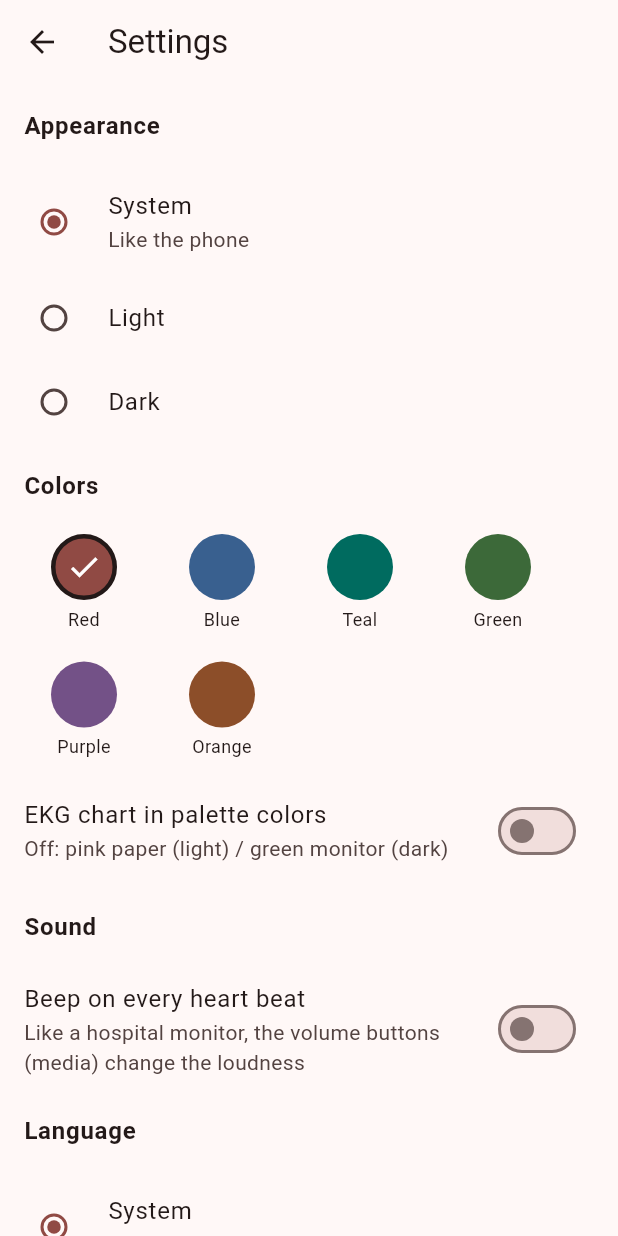
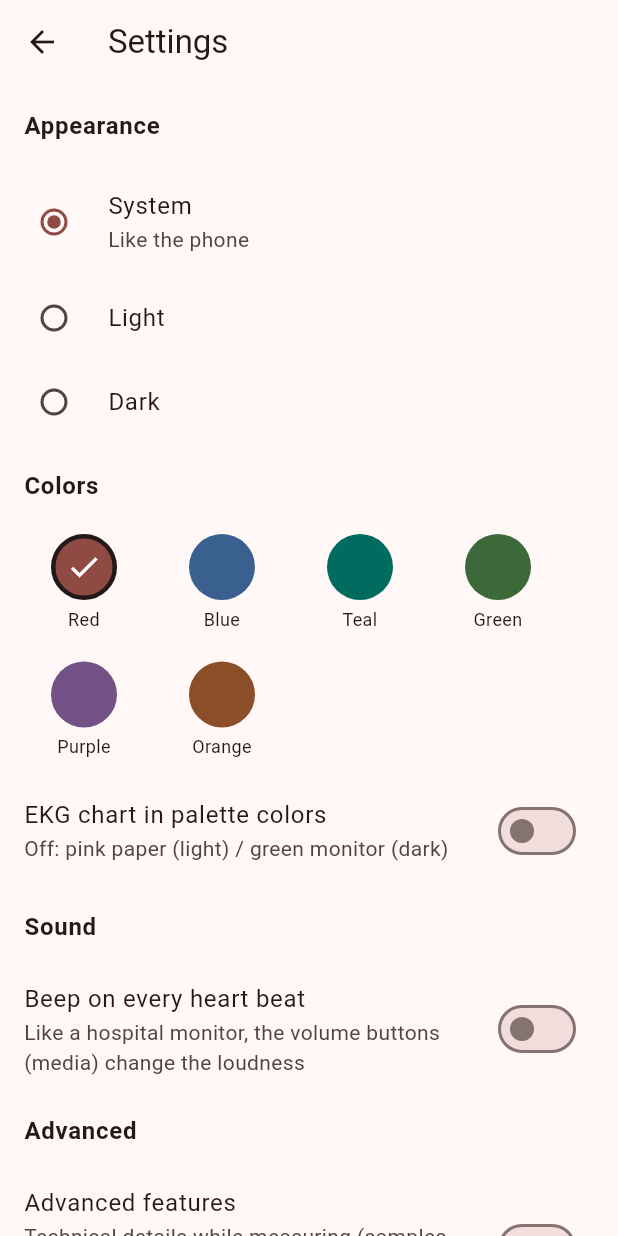
Before and after one commit to MV7567/ekg-flutter-app, a Flutter app: the screen it shows after launch, after a tap on "Settings", on a phone screen of 412 x 824 dp. Run offline on Flutter 3.47's test engine with Material 3 defaults, Android fonts, the phone set to English and light mode, and no system bars; our stand-ins replace device_info_plus, flutter_blue_plus, pdf, permission_handler, share_plus, shared_preferences and 1 more.

Commit message:
fixes and dev settings

```diff
--- a/lib/l10n/app_en.arb
+++ b/lib/l10n/app_en.arb
@@ -43,6 +43,9 @@
   "settingsSound": "Sound",
   "settingsBeepOnBeat": "Beep on every heart beat",
   "settingsBeepOnBeatHint": "Like a hospital monitor, the volume buttons (media) change the loudness",
+  "settingsAdvanced": "Advanced",
+  "settingsAdvancedFeatures": "Advanced features",
+  "settingsAdvancedFeaturesHint": "Technical details while measuring (samples, packets, dBm, file path) and the test signal without the device",
   "paletteRed": "Red",
   "paletteBlue": "Blue",
   "paletteTeal": "Teal",
@@ -92,6 +95,10 @@
   "@deviceLostPackets": {"placeholders": {"count": {"type": "int"}}},
   "deviceSignalStrength": "BLE signal: {rssi} dBm ({level})",
   "@deviceSignalStrength": {"placeholders": {"rssi": {"type": "int"}, "level": {"type": "String"}}},
+  "deviceSignalLevel": "BLE signal: {level}",
+  "@deviceSignalLevel": {"placeholders": {"level": {"type": "String"}}},
+  "deviceSomeDataLost": "Some data did not arrive, move the phone closer to the device",
+  "deviceRecordingSaved": "Recording saved, you will find it in the list of recordings",
   "signalStrong": "strong",
   "signalFair": "fair",
   "signalWeak": "weak – move the phone closer",
@@ -119,8 +126,8 @@
   "reportNote": "Note",
   "reportEkg": "EKG ({speed} mm/s, {gain} mm/mV, filtered 0.5–40 Hz)",
   "@reportEkg": {"placeholders": {"speed": {"type": "int"}, "gain": {"type": "int"}}},
-  "reportFirstSeconds": "The first {seconds} s of the recording.",
-  "@reportFirstSeconds": {"placeholders": {"seconds": {"type": "int"}}},
+  "reportStripsRange": "{from} – {to} of the recording, the first {skipped} s are left out (the signal settles after START).",
+  "@reportStripsRange": {"placeholders": {"from": {"type": "String"}, "to": {"type": "String"}, "skipped": {"type": "int"}}},
   "reportDisclaimer": "Made with a student project, not a medical device – not for diagnosis.",
   "reportError": "Could not create the report: {error}",
   "@reportError": {"placeholders": {"error": {"type": "String"}}},
--- a/lib/l10n/app_localizations.dart
+++ b/lib/l10n/app_localizations.dart
@@ -308,6 +308,24 @@ abstract class AppLocalizations {
   /// **'Like a hospital monitor, the volume buttons (media) change the loudness'**
   String get settingsBeepOnBeatHint;
 
+  /// No description provided for @settingsAdvanced.
+  ///
+  /// In en, this message translates to:
+  /// **'Advanced'**
+  String get settingsAdvanced;
+
+  /// No description provided for @settingsAdvancedFeatures.
+  ///
+  /// In en, this message translates to:
+  /// **'Advanced features'**
+  String get settingsAdvancedFeatures;
+
+  /// No description provided for @settingsAdvancedFeaturesHint.
+  ///
+  /// In en, this message translates to:
+  /// **'Technical details while measuring (samples, packets, dBm, file path) and the test signal without the device'**
+  String get settingsAdvancedFeaturesHint;
+
   /// No description provided for @paletteRed.
   ///
   /// In en, this message translates to:
@@ -554,6 +572,24 @@ abstract class AppLocalizations {
   /// **'BLE signal: {rssi} dBm ({level})'**
   String deviceSignalStrength(int rssi, String level);
 
+  /// No description provided for @deviceSignalLevel.
+  ///
+  /// In en, this message translates to:
+  /// **'BLE signal: {level}'**
+  String deviceSignalLevel(String level);
+
+  /// No description provided for @deviceSomeDataLost.
+  ///
+  /// In en, this message translates to:
+  /// **'Some data did not arrive, move the phone closer to the device'**
+  String get deviceSomeDataLost;
+
+  /// No description provided for @deviceRecordingSaved.
+  ///
+  /// In en, this message translates to:
+  /// **'Recording saved, you will find it in the list of recordings'**
+  String get deviceRecordingSaved;
+
   /// No description provided for @signalStrong.
   ///
   /// In en, this message translates to:
@@ -674,11 +710,11 @@ abstract class AppLocalizations {
   /// **'EKG ({speed} mm/s, {gain} mm/mV, filtered 0.5–40 Hz)'**
   String reportEkg(int speed, int gain);
 
-  /// No description provided for @reportFirstSeconds.
+  /// No description provided for @reportStripsRange.
   ///
   /// In en, this message translates to:
-  /// **'The first {seconds} s of the recording.'**
-  String reportFirstSeconds(int seconds);
+  /// **'{from} – {to} of the recording, the first {skipped} s are left out (the signal settles after START).'**
+  String reportStripsRange(String from, String to, int skipped);
 
   /// No description provided for @reportDisclaimer.
   ///
--- a/lib/l10n/app_localizations_en.dart
+++ b/lib/l10n/app_localizations_en.dart
@@ -120,6 +120,16 @@ class AppLocalizationsEn extends AppLocalizations {
   @override
   String get settingsBeepOnBeatHint =>
       'Like a hospital monitor, the volume buttons (media) change the loudness';
+
+  @override
+  String get settingsAdvanced => 'Advanced';
+
+  @override
+  String get settingsAdvancedFeatures => 'Advanced features';
+
+  @override
+  String get settingsAdvancedFeaturesHint =>
+      'Technical details while measuring (samples, packets, dBm, file path) and the test signal without the device';
 
   @override
   String get paletteRed => 'Red';
@@ -264,6 +274,19 @@ class AppLocalizationsEn extends AppLocalizations {
   }
 
   @override
+  String deviceSignalLevel(String level) {
+    return 'BLE signal: $level';
+  }
+
+  @override
+  String get deviceSomeDataLost =>
+      'Some data did not arrive, move the phone closer to the device';
+
+  @override
+  String get deviceRecordingSaved =>
+      'Recording saved, you will find it in the list of recordings';
+
+  @override
   String get signalStrong => 'strong';
 
   @override
@@ -338,8 +361,8 @@ class AppLocalizationsEn extends AppLocalizations {
   }
 
   @override
-  String reportFirstSeconds(int seconds) {
-    return 'The first $seconds s of the recording.';
+  String reportStripsRange(String from, String to, int skipped) {
+    return '$from – $to of the recording, the first $skipped s are left out (the signal settles after START).';
   }
 
   @override
--- a/lib/screens/home_screen.dart
+++ b/lib/screens/home_screen.dart
@@ -1,6 +1,6 @@
-import 'package:flutter/foundation.dart';   // kDebugMode
 import 'package:flutter/material.dart';
 import '../l10n/app_localizations.dart';
+import '../settings/app_settings.dart';   // advancedFeatures: the test signal button
 import 'device_screen.dart';
 import 'instructions_screen.dart';
 import 'recordings_screen.dart';
@@ -68,14 +68,20 @@ class HomeScreen extends StatelessWidget {
                   ),
 
                   // debug builds only, like the 🧪 in the scanner
-                  if (kDebugMode) ...[
-                    const SizedBox(height: 24),
-                    TextButton.icon(
-                      icon: const Icon(Icons.science),
-                      label: Text(t.homeTestSignal),
-                      onPressed: () => _open(context, const DeviceScreen.testSignal()),
-                    ),
-                  ],
+                  // ListenableBuilder: appears / disappears at once when the setting changes
+                  ListenableBuilder(
+                    listenable: AppSettings.instance,
+                    builder: (context, _) => !AppSettings.instance.advancedFeatures
+                        ? const SizedBox.shrink()
+                        : Padding(
+                            padding: const EdgeInsets.only(top: 24),
+                            child: TextButton.icon(
+                              icon: const Icon(Icons.science),
+                              label: Text(t.homeTestSignal),
+                              onPressed: () => _open(context, const DeviceScreen.testSignal()),
+                            ),
+                          ),
+                  ),
                 ],
               ),
             ),
--- a/lib/screens/settings_screen.dart
+++ b/lib/screens/settings_screen.dart
@@ -73,6 +73,15 @@ class SettingsScreen extends StatelessWidget {
               subtitle: Text(t.settingsBeepOnBeatHint),
               value: settings.beepOnBeat,
               onChanged: settings.setBeepOnBeat,
+            ),
+
+            _header(t.settingsAdvanced),
+            // technical details and the test signal, hidden for a usual user
+            SwitchListTile(
+              title: Text(t.settingsAdvancedFeatures),
+              subtitle: Text(t.settingsAdvancedFeaturesHint),
+              value: settings.advancedFeatures,
+              onChanged: settings.setAdvancedFeatures,
             ),
 
             _header(t.settingsLanguage),
--- a/lib/settings/app_settings.dart
+++ b/lib/settings/app_settings.dart
@@ -20,6 +20,7 @@ class AppSettings extends ChangeNotifier {    // extends ChangeNotifier, works l
   static const String _paletteKey = 'palette';
   static const String _chartMatchesPaletteKey = 'chartMatchesPalette';
   static const String _beepOnBeatKey = 'beepOnBeat';
+  static const String _advancedFeaturesKey = 'advancedFeatures';
 
   final SharedPreferencesAsync _prefs = SharedPreferencesAsync();
 
@@ -37,6 +38,11 @@ class AppSettings extends ChangeNotifier {    // extends ChangeNotifier, works l
   // true = a short beep on every heart beat during a recording, off by default (it can be annoying)
   bool _beepOnBeat = false;
   bool get beepOnBeat => _beepOnBeat;
+
+  // true = technical details while measuring (samples, packets, dBm, file path)
+  // and the test signal buttons; off by default, a usual user doesn't need them
+  bool _advancedFeatures = false;
+  bool get advancedFeatures => _advancedFeatures;
 
   // app language as a code: "en", "pl", ..., "" = like the phone
   String _languageCode = '';
@@ -59,6 +65,7 @@ class AppSettings extends ChangeNotifier {    // extends ChangeNotifier, works l
       _palette = AppPalette.parse(await _prefs.getString(_paletteKey));
       _chartMatchesPalette = await _prefs.getBool(_chartMatchesPaletteKey) ?? false;   // ?? false: nothing saved yet
       _beepOnBeat = await _prefs.getBool(_beepOnBeatKey) ?? false;
+      _advancedFeatures = await _prefs.getBool(_advancedFeaturesKey) ?? false;
     } catch (e) {
       // storage not readable -> the defaults stay, the app still starts
       debugPrint("Settings load error: $e");
@@ -109,6 +116,17 @@ class AppSettings extends ChangeNotifier {    // extends ChangeNotifier, works l
     }
   }
 
+  Future<void> setAdvancedFeatures(bool value) async {
+    if (value == _advancedFeatures) return;
+    _advancedFeatures = value;
+    notifyListeners();   // the screens that show the advanced things redraw
+    try {
+      await _prefs.setBool(_advancedFeaturesKey, value);
+    } catch (e) {
+      debugPrint("Settings save error: $e");
+    }
+  }
+
   Future<void> setRecordingSeconds(int seconds) async {
     if (seconds == _recordingSeconds) return;
     _recordingSeconds = seconds;
```
Also changed, not shown: lib/l10n/app_localizations_pl.dart (+25 -2 lines), lib/l10n/app_pl.arb (+7 -1 lines), lib/recording/pdf_report.dart (+24 -6 lines), lib/screens/device_screen.dart (+12 -2 lines), lib/screens/recording_actions.dart (+42 -16 lines), lib/screens/scanner_screen.dart (+9 -2 lines), lib/widgets/ekg_chart.dart (+11 -5 lines), lib/widgets/signal_strength_text.dart (+5 -2 lines), 5 other files.
